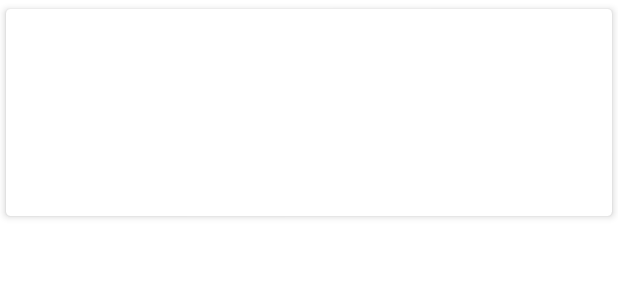
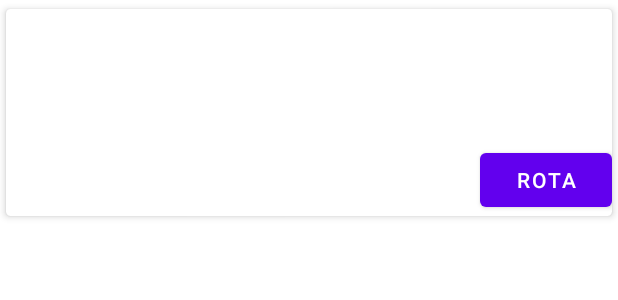
Before and after one commit to aguiarroney/apolo, an Android app: the layout fragment_routes_list_item.xml on its own in the app's theme, with its tools: preview values and no code run, on a phone screen of 412 x 824 dp. Shown: the top 300 px of the screen. Run offline under Robolectric (Android 15) with nearby library versions, the phone set to English and light mode, and no system bars.

Commit message:
implementação da funcionalidade de adicionar rota

```diff
--- a/app/src/main/java/com/example/apolo/views/DetailFragment.kt
+++ b/app/src/main/java/com/example/apolo/views/DetailFragment.kt
@@ -37,7 +37,7 @@ class DetailFragment : Fragment() {
                     is Lead ->{
                         val lead: Lead = marker.tag as Lead
                         val client = Client(lead.id, lead.name, lead.address, lead.tpv, "", "", lead.nextVisit, lead.lat, lead.lng, "Satisfeito")
-                        viewModel.converPin(client)
+                        viewModel.convertPin(client)
                     }
                 }
             }
--- a/app/src/main/java/com/example/apolo/views/MapsFragment.kt
+++ b/app/src/main/java/com/example/apolo/views/MapsFragment.kt
@@ -99,7 +99,7 @@ class MapsFragment : Fragment(), OnMapReadyCallback, GoogleMap.OnMarkerClickList
         viewModel.polo.observe(viewLifecycleOwner, { response ->
 
             if (response.isSuccessful) {
-                response.body()?.let { viewModel.drawLimits(mMap, it) }
+                response.body()?.let { viewModel.drawLimits(it) }
             } else {
                 Log.i("ERRO", "${response.code()}")
             }
--- a/app/src/main/res/layout/fragment_routes_list_item.xml
+++ b/app/src/main/res/layout/fragment_routes_list_item.xml
@@ -15,9 +15,26 @@
             android:id="@+id/tv_route_item_title"
             android:layout_width="wrap_content"
             android:layout_height="wrap_content"
-            app:layout_constraintEnd_toEndOf="parent"
+            android:textSize="@dimen/font_size_title"
             app:layout_constraintStart_toStartOf="parent"
             app:layout_constraintTop_toTopOf="parent" />
+
+        <TextView
+            android:id="@+id/tv_route_item_address"
+            android:layout_width="wrap_content"
+            android:layout_height="wrap_content"
+            android:textSize="@dimen/font_size_subtitle"
+            app:layout_constraintStart_toStartOf="parent"
+            app:layout_constraintTop_toBottomOf="@id/tv_route_item_title" />
+
+        <Button
+            android:id="@+id/btn_add_to_route"
+            android:layout_width="wrap_content"
+            android:layout_height="wrap_content"
+            android:text="ROTA"
+            app:layout_constraintBottom_toBottomOf="parent"
+            app:layout_constraintEnd_toEndOf="parent" />
+
     </androidx.constraintlayout.widget.ConstraintLayout>
 
 </androidx.cardview.widget.CardView>
```
Also changed, not shown: app/src/main/java/com/example/apolo/adapters/RouteListAdapter.kt (+35 -10 lines), app/src/main/java/com/example/apolo/viewmodels/GenericViewModel.kt (+44 -10 lines), app/src/main/java/com/example/apolo/views/RouteFragment.kt (+7 -3 lines).
